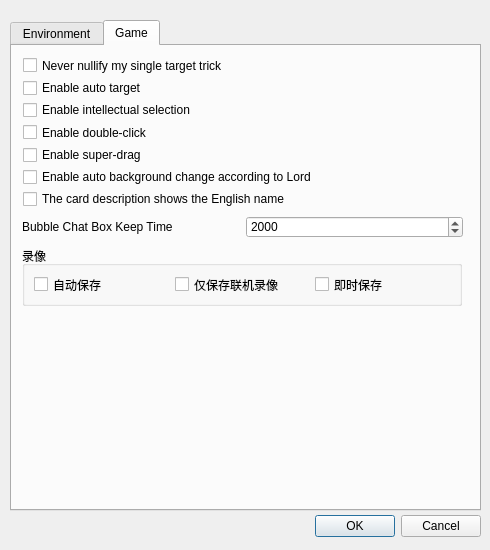
Qt form src/dialog/configdialog.ui (lolosiyue/Qsanguosha-sijyu) before a commit.
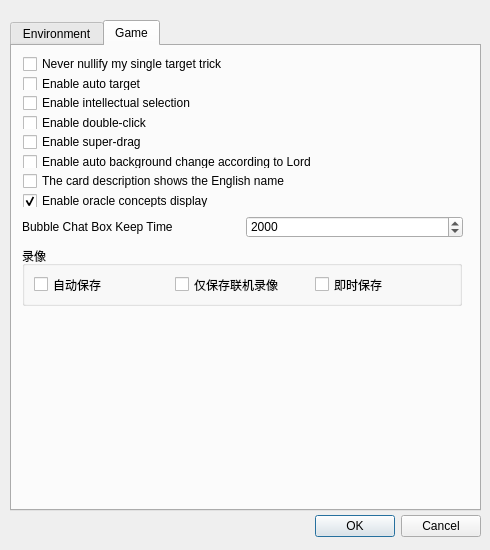
The same form after that commit. The open tabs and pages were chosen to show the change.

Commit message: feat: add configurable oracle concepts display and skill type descriptions

The edit to the form file:
```diff
--- a/src/dialog/configdialog.ui
+++ b/src/dialog/configdialog.ui
@@ -647,6 +647,16 @@
          </property>
         </widget>
        </item>
+       <item>
+        <widget class="QCheckBox" name="enableOracleConceptsCheckBox">
+         <property name="text">
+          <string>Enable oracle concepts display</string>
+         </property>
+         <property name="checked">
+          <bool>true</bool>
+         </property>
+        </widget>
+       </item>
       </layout>
      </widget>
     <widget class="QGroupBox" name="groupBoxRecorder">
```
The commit also changes 4 other files.
